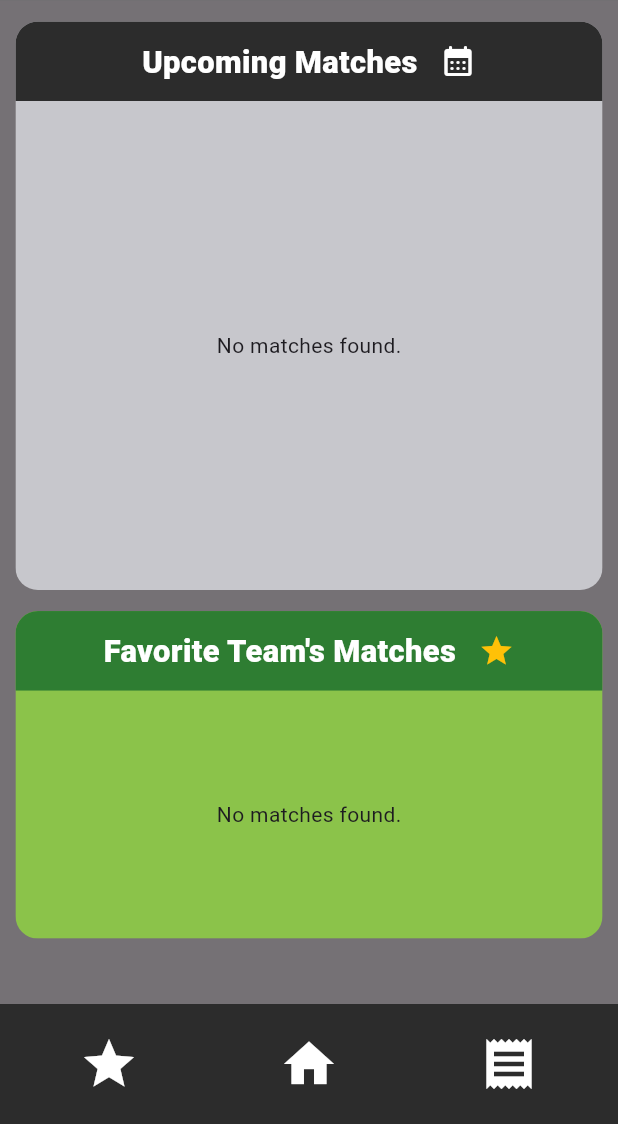
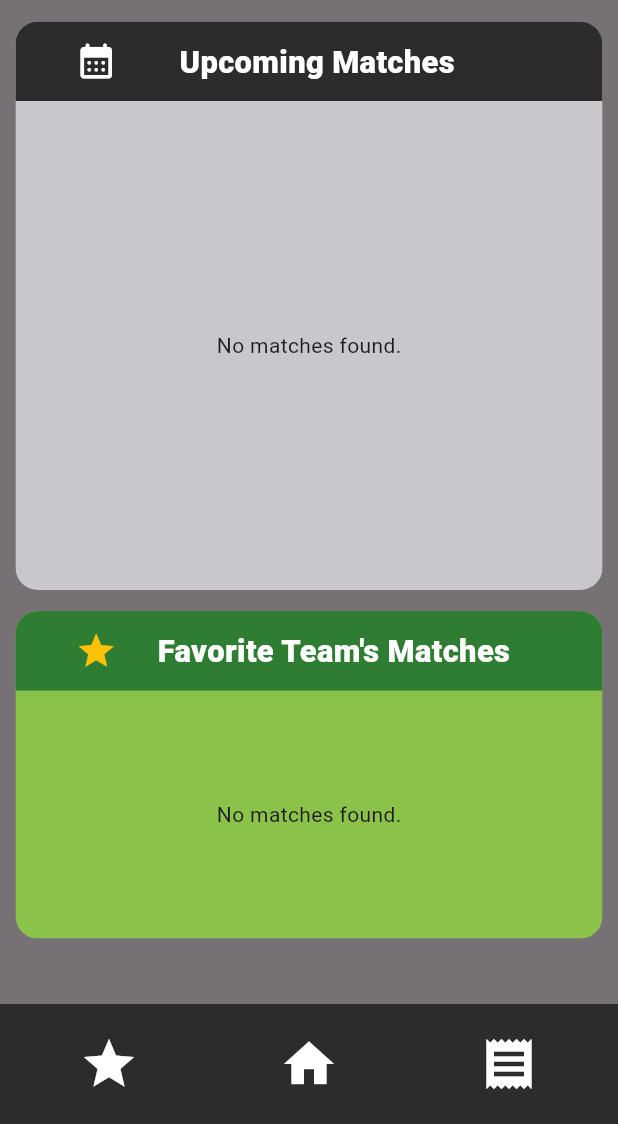
Before and after one commit to onurerguden/ScoreStack, a Flutter app: the screen it shows after launch, on a phone screen of 412 x 824 dp, the part 112-1236 px from its top. Run offline on Flutter 3.47's test engine with Material 3 defaults, Android fonts, the phone set to English and light mode, and no system bars; our stand-ins replace cloud_firestore, firebase_core, shared_preferences; accounts and stored records are empty; network calls fail.

Commit message:
Design Updates

```diff
--- a/lib/pages/HomePage.dart
+++ b/lib/pages/HomePage.dart
@@ -79,14 +79,21 @@ class HomePageState extends State<HomePage> {
                           width: size.width * 0.95,
                           height: size.height * 0.46,
                           color: CupertinoColors.systemGrey3,
+
                           child: Column(
                             crossAxisAlignment: CrossAxisAlignment.stretch,
                             children: [
                               Container(
                                 padding: EdgeInsets.all(12),
                                 color: Color(0xFF2C2C2C),
-                                child: Row(mainAxisAlignment: MainAxisAlignment.center,
-                                    children: [Text(
+                                child: Row(
+                                  children: [
+                                    SizedBox(width: 27.8),
+                                    Icon(Icons.calendar_month_rounded, color: Colors.white, size: 28),
+                                    Expanded(
+                                      child: Align(
+                                        alignment: Alignment.center,
+                                        child: Text(
                                           "Upcoming Matches",
                                           style: TextStyle(
                                             fontSize: size.width * 0.05,
@@ -94,7 +101,12 @@ class HomePageState extends State<HomePage> {
                                             fontWeight: FontWeight.w800,
                                           ),
                                           textAlign: TextAlign.center,
-                                ),SizedBox(width: 15,),Icon(Icons.calendar_month_rounded,color: Colors.white,),]),
+                                        ),
+                                      ),
+                                    ),
+                                    SizedBox(width: 44.8),
+                                  ],
+                                ),
                               ),
                               Expanded(child: _matchService.buildMatchList()),
                             ],
@@ -116,9 +128,13 @@ class HomePageState extends State<HomePage> {
                                 padding: EdgeInsets.all(12),
                                 color: Colors.green[800],
                                 child: Row(
-                                  mainAxisAlignment: MainAxisAlignment.center,
                                   children: [
-                                    Text(
+                                    SizedBox(width: 27.8,),
+                                    Icon(Icons.star, color: Color(0xFFFFC107),size: 28,),
+                                    Expanded(
+                                      child: Align(
+                                        alignment: Alignment.center,
+                                        child: Text(
                                           "Favorite Team's Matches",
                                           style: TextStyle(
                                             fontSize: size.width * 0.05,
@@ -126,7 +142,10 @@ class HomePageState extends State<HomePage> {
                                             color: Colors.white,
                                           ),
                                           textAlign: TextAlign.center,
-                                    ),SizedBox(width: 15,),Icon(Icons.star,color: Color(0xFFFFC107),)
+                                        ),
+                                      ),
+                                    ),
+                                    SizedBox(width: 22.4),
                                   ],
                                 ),
                               ),
--- a/lib/widgets/TeamTile.dart
+++ b/lib/widgets/TeamTile.dart
@@ -108,13 +108,13 @@ class _TeamTileState extends State<TeamTile> {
                 fontStyle: FontStyle.italic,
               ),
             ),
-            SizedBox(height: 2.5,)
+            SizedBox(height: 1,)
           ],
         ),
         trailing: IconButton(
           icon: Icon(
             isFavorited ? Icons.star : Icons.star_border,
-            color: isFavorited ? Color(0xFFFFC107) : null,
+            color: isFavorited ? Color(0xFFFFC107) : null,size: 30,
           ),
           onPressed: _toggleFavorite,
         ),
```
Also changed, not shown: lib/pages/CouponsPage.dart (+16 -4 lines), lib/pages/FavoritesPage.dart (+9 -4 lines). Lines whose indentation alone changed are shown as unchanged.
